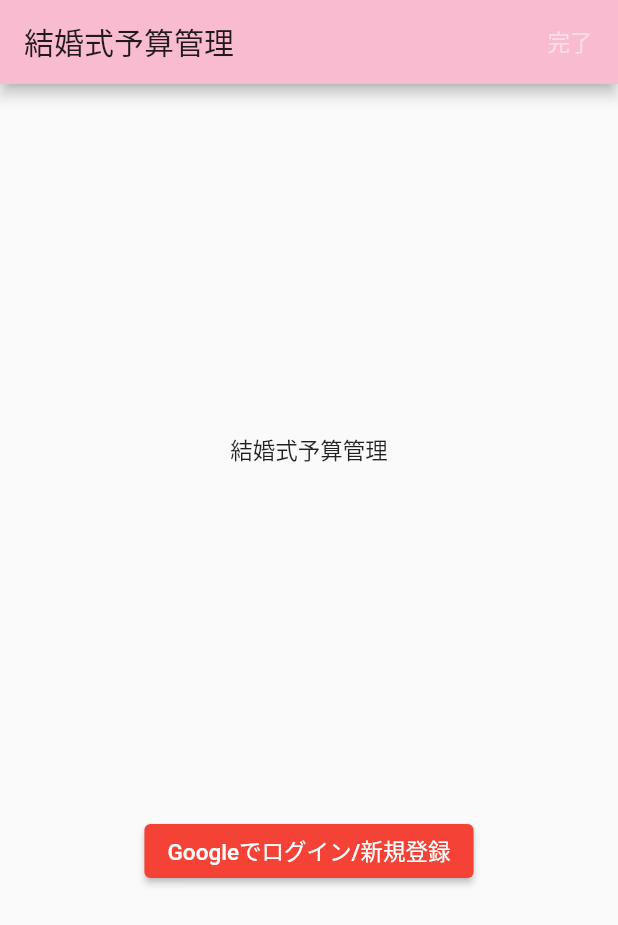
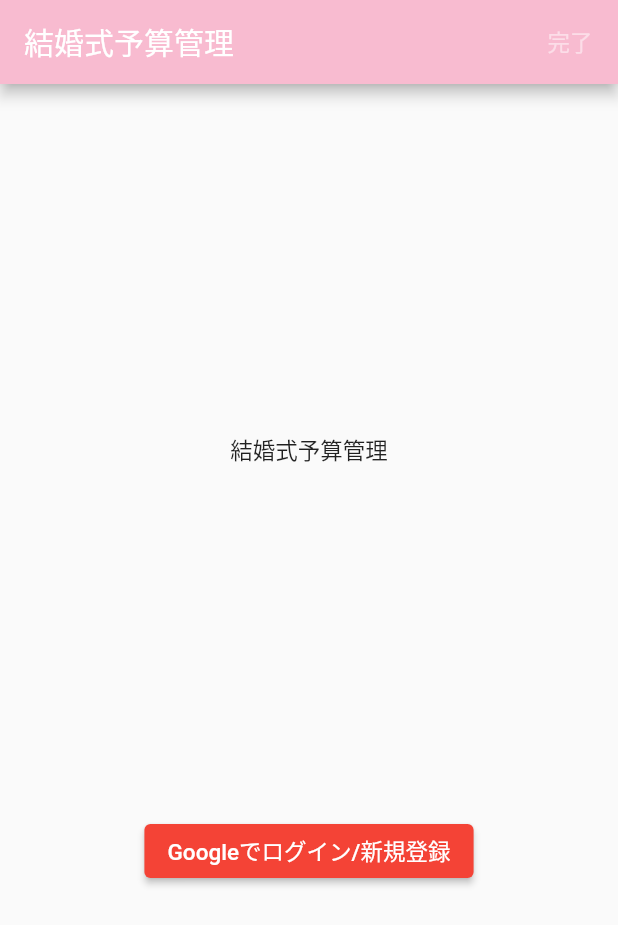
Before and after one commit to miyashiiii/wedding_budget, a Flutter app: the screen it shows after launch, on a phone screen of 412 x 824 dp. Shown: the top 925 px of the screen. Run offline on Flutter 3.47's test engine with Material 2 defaults, Android fonts, the phone set to English and light mode, and no system bars; our stand-ins replace cloud_firestore, firebase_auth, firebase_core, google_sign_in; accounts and stored records are empty.

```diff
--- a/lib/main.dart
+++ b/lib/main.dart
@@ -31,7 +31,8 @@ class MyApp extends StatelessWidget {
       theme: ThemeData(
         brightness: Brightness.light,
         primaryColor: Colors.pink[100],
-        accentColor: Colors.pink[300],
+        accentColor: Colors.pink[300]
+
       ),
       locale: locale,
       localizationsDelegates: const [
@@ -52,7 +53,7 @@ class MainPage extends StatelessWidget {
   Widget build(BuildContext context) {
     return Scaffold(
         appBar: AppBar(
-          title: Text("結婚式予算管理"),
+          title: Text("結婚式予算管理",style:TextStyle(color: Colors.white)),
           actions: [
             Consumer<MainModel>(builder: (context, model, child) {
               final isActive = model.checkShouldActiveCompleteButton();
```
